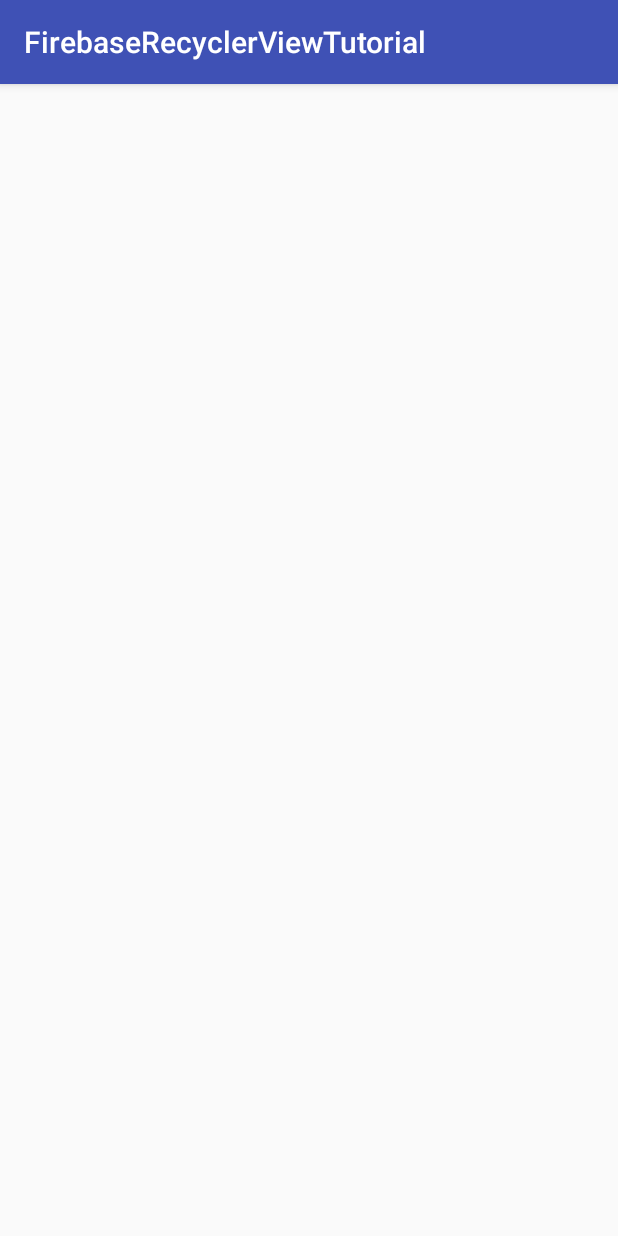
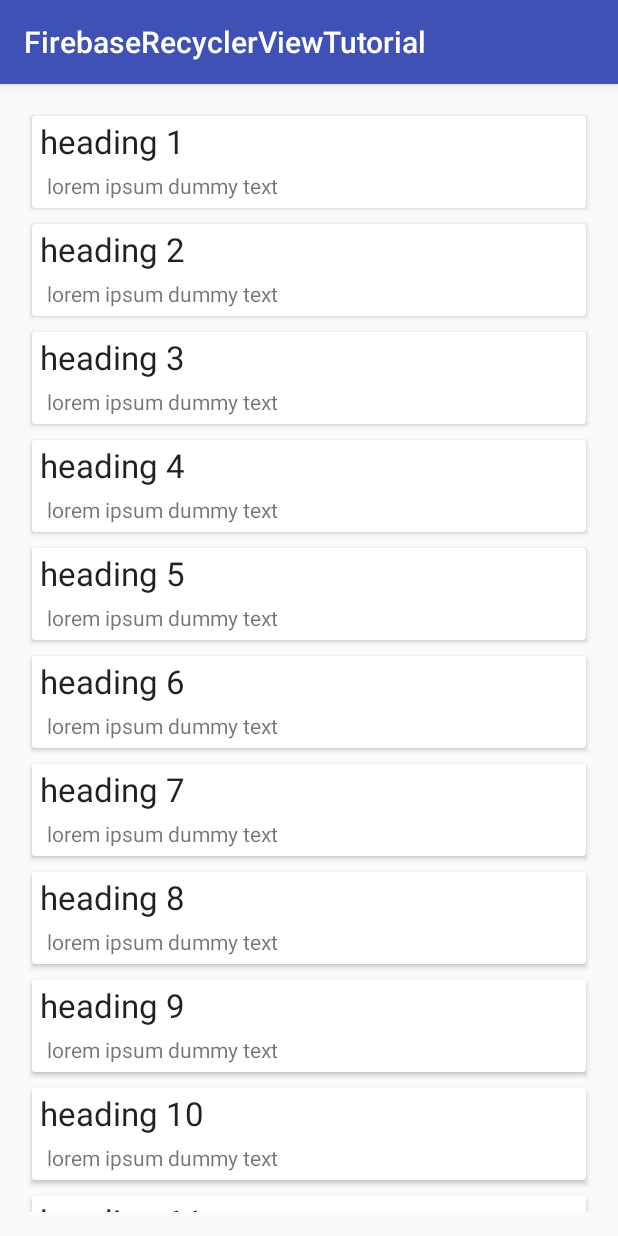
Before and after one commit to Rudelgazelle/FirebaseRecyclerViewTutorial, an Android app: the screen it shows after launch (MainActivity), on a phone screen of 412 x 824 dp. Run offline under Robolectric (Android 15) with nearby library versions, the phone set to English and light mode, and no system bars.

Commit message:
added RecyclerView and Adapter

```diff
--- a/app/build.gradle
+++ b/app/build.gradle
@@ -20,13 +20,15 @@ android {
 }
 
 dependencies {
-    compile fileTree(dir: 'libs', include: ['*.jar'])
+    compile fileTree(include: ['*.jar'], dir: 'libs')
     androidTestCompile('com.android.support.test.espresso:espresso-core:2.2.2', {
         exclude group: 'com.android.support', module: 'support-annotations'
     })
     compile 'com.android.support:appcompat-v7:25.1.1'
     compile 'com.google.firebase:firebase-database:10.2.0'
     testCompile 'junit:junit:4.12'
+    compile 'com.android.support:recyclerview-v7:25.1.1'
+    compile 'com.android.support:cardview-v7:25.1.1'
 }
 
 
--- /dev/null
+++ b/app/src/main/java/androiddevelopment/firebaserecyclerviewtutorial/ListItem.java
@@ -0,0 +1,25 @@
+package androiddevelopment.firebaserecyclerviewtutorial;
+
+/**
+ * Created by lbuer on 24.02.2017.
+ */
+
+public class ListItem {
+
+    private String header;
+    private String description;
+
+    //initialize the variabes with a constructor (done via right click)
+    public ListItem(String header, String description) {
+        this.header = header;
+        this.description = description;
+    }
+
+    public String getHeader() {
+        return header;
+    }
+
+    public String getDescription() {
+        return description;
+    }
+}
--- a/app/src/main/java/androiddevelopment/firebaserecyclerviewtutorial/MainActivity.java
+++ b/app/src/main/java/androiddevelopment/firebaserecyclerviewtutorial/MainActivity.java
@@ -2,12 +2,49 @@ package androiddevelopment.firebaserecyclerviewtutorial;
 
 import android.support.v7.app.AppCompatActivity;
 import android.os.Bundle;
+import android.support.v7.widget.LinearLayoutManager;
+import android.support.v7.widget.RecyclerView;
+
+import java.util.ArrayList;
+import java.util.List;
 
 public class MainActivity extends AppCompatActivity {
+
+    private RecyclerView recyclerView;
+    private RecycleViewAdapter recycleViewAdapter;
+
+    private List<ListItem> listItems;
+
 
     @Override
     protected void onCreate(Bundle savedInstanceState) {
         super.onCreate(savedInstanceState);
         setContentView(R.layout.activity_main);
+
+        //inizialize the recycleview object
+        recyclerView = (RecyclerView) findViewById(R.id.MyRecyclerView);
+        //every Item in the RecycleView will have a fixed size
+        recyclerView.setHasFixedSize(true);
+        //create a linearlayoutmanager with the current context
+        recyclerView.setLayoutManager(new LinearLayoutManager(this));
+
+        //this list will hold all items taht will be shown in the recyclerview
+        listItems = new ArrayList<>();
+
+        //just as an illustration for this tutorial
+        for (int i=0; i<=10; i++){
+            ListItem listItem = new ListItem(
+                    "heading " + (i+1),
+                    "lorem ipsum dummy text"
+            );
+
+            listItems.add(listItem);
+        }
+
+        //create a new instance of the adapter (the Adapter will take the Listitems and context as variables)
+        recycleViewAdapter = new RecycleViewAdapter(listItems, this);
+        //set the adapter to the RecycleView
+        recyclerView.setAdapter(recycleViewAdapter);
+
     }
 }
--- /dev/null
+++ b/app/src/main/java/androiddevelopment/firebaserecyclerviewtutorial/RecycleViewAdapter.java
@@ -0,0 +1,83 @@
+package androiddevelopment.firebaserecyclerviewtutorial;
+
+import android.content.Context;
+import android.support.v7.widget.RecyclerView;
+import android.view.LayoutInflater;
+import android.view.View;
+import android.view.ViewGroup;
+import android.widget.TextView;
+
+import java.util.List;
+
+/**
+ * Created by lbuer on 24.02.2017.
+ */
+
+//create a class to extend the RecycleView adapter and viewholder!
+
+    // 1. Implement methods on RecycleViewAdapter to get the @Override methods (Alt+Enter)
+
+public class RecycleViewAdapter extends RecyclerView.Adapter<RecycleViewAdapter.ViewHolder> {
+
+
+
+    // 5. Define list for the items from Class ListItem
+    private List<ListItem> listItems;
+    private Context context;
+
+    //6. Create a constructor of the List and Content Objects
+    public RecycleViewAdapter(List<ListItem> listItems, Context context) {
+        this.listItems = listItems;
+        this.context = context;
+    }
+
+    //this method will be called whenever the viewholder is created (it creates an instance of ViewHolder
+    @Override
+    public ViewHolder onCreateViewHolder(ViewGroup parent, int viewType) {
+
+        // 3. create a view object and get the listitem layout file with the help of the LayoutInflater
+        View view = LayoutInflater.from(parent.getContext())
+                .inflate(R.layout.list_item, parent, false);
+
+        return new ViewHolder(view);
+    }
+
+    // 8. create a new listItem Object
+    //this method will bind the data to the ViewHolder
+    @Override
+    public void onBindViewHolder(ViewHolder holder, int position) {
+
+        //position will give the specific position of the listitem
+        ListItem listItem = listItems.get(position);
+
+        // set the text of the header and descripion view to the value of the header and description variable of the item in the Itemlist
+        holder.textViewHeader.setText(listItem.getHeader());
+        holder.textViewDescription.setText(listItem.getDescription());
+    }
+
+    // 7. get the ItemCount from the list be returning the size of the list object. (Replace that auto generated 0)
+    @Override
+    public int getItemCount() {
+
+        return listItems.size();
+    }
+
+    //2. create a constructor matching Super inside the ViewHolder (Alt+Enter)
+    public class ViewHolder extends RecyclerView.ViewHolder{
+
+        // 4. Initialize the TextViews
+
+        public TextView textViewHeader;
+        public TextView textViewDescription;
+
+
+        public ViewHolder(View itemView) {
+            super(itemView);
+
+            // 4.1. Bind them to the variables
+            textViewHeader = (TextView) itemView.findViewById(R.id.TextViewItemHeading);
+            textViewDescription = (TextView) itemView.findViewById(R.id.TextViewItemDescription);
+
+        }
+    }
+}
--- a/app/src/main/res/layout/activity_main.xml
+++ b/app/src/main/res/layout/activity_main.xml
@@ -10,4 +10,12 @@
     android:paddingTop="@dimen/activity_vertical_margin"
     tools:context="androiddevelopment.firebaserecyclerviewtutorial.MainActivity">
 
+    <!-- The RecyclerView will hold all cardviews with their collection of data -->
+
+
+    <android.support.v7.widget.RecyclerView
+        android:id="@+id/MyRecyclerView"
+        android:layout_width="match_parent"
+        android:layout_height="match_parent"></android.support.v7.widget.RecyclerView>
+
 </RelativeLayout>
--- /dev/null
+++ b/app/src/main/res/layout/list_item.xml
@@ -0,0 +1,44 @@
+<?xml version="1.0" encoding="utf-8"?>
+<LinearLayout xmlns:android="http://schemas.android.com/apk/res/android"
+    android:orientation="vertical"
+    android:layout_width="match_parent"
+    android:layout_height="wrap_content">
+
+    <!-- all items will be placed in a cardview and then displayed in the RecyclerView -->
+
+    <android.support.v7.widget.CardView
+        android:layout_margin="5dp"
+        android:layout_width="match_parent"
+        android:layout_height="wrap_content">
+
+        <LinearLayout
+            android:orientation="vertical"
+            android:layout_width="match_parent"
+            android:layout_height="wrap_content">
+
+            <!-- each item will have a header and a decription field -->
+
+
+            <TextView
+                android:id="@+id/TextViewItemHeading"
+                android:text="Heading"
+                android:textAppearance="@style/Base.TextAppearance.AppCompat.Large"
+                android:layout_marginTop="2dp"
+                android:layout_marginLeft="5dp"
+                android:layout_marginBottom="5dp"
+                android:layout_width="match_parent"
+                android:layout_height="wrap_content" />
+
+            <TextView
+                android:id="@+id/TextViewItemDescription"
+                android:text="Description"
+                android:layout_marginLeft="10dp"
+                android:layout_marginBottom="5dp"
+                android:layout_width="wrap_content"
+                android:layout_height="match_parent" />
+
+        </LinearLayout>
+
+    </android.support.v7.widget.CardView>
+
+</LinearLayout>
```
